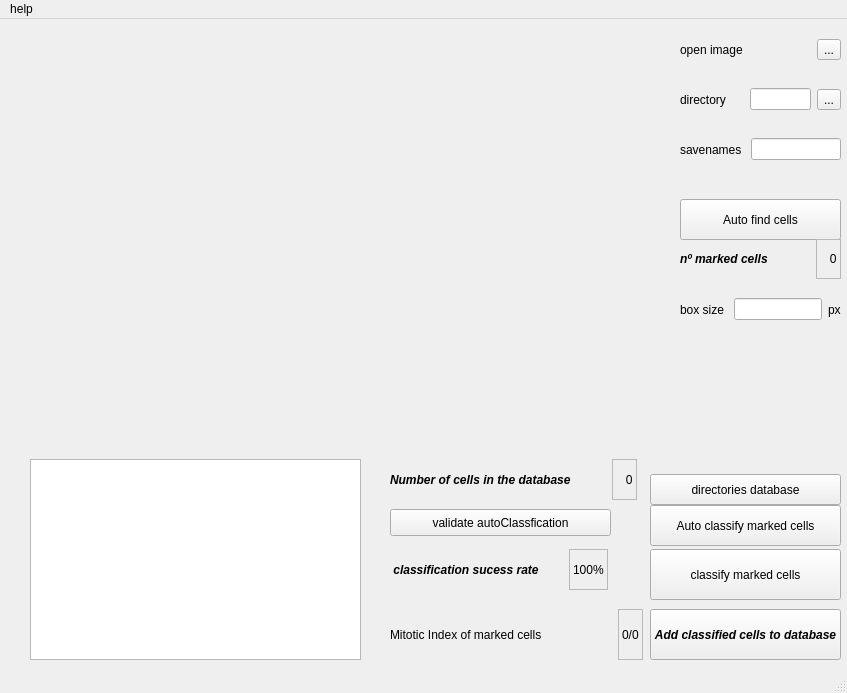
The window that dev python code/bycells.ui (sanchestm/mitotic-index-calc) describes before a commit, drawn with Qt 5.
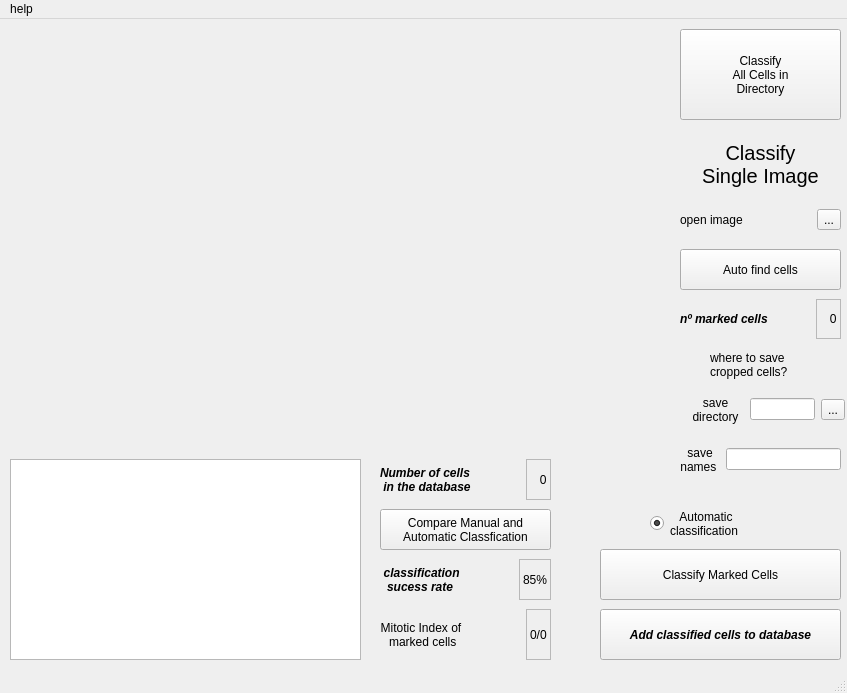
The same window after the commit. Icons and pictures are not drawn.

What changed in the file:
```diff
--- a/dev python code/bycells.ui
+++ b/dev python code/bycells.ui
@@ -39,21 +39,21 @@
    <widget class="QPushButton" name="Classify">
     <property name="geometry">
      <rect>
-      <x>650</x>
+      <x>600</x>
       <y>530</y>
-      <width>191</width>
+      <width>241</width>
       <height>51</height>
      </rect>
     </property>
     <property name="text">
-     <string>classify marked cells</string>
+     <string>Classify Marked Cells</string>
     </property>
    </widget>
    <widget class="QWidget" name="horizontalLayoutWidget_4">
     <property name="geometry">
      <rect>
       <x>680</x>
-      <y>10</y>
+      <y>180</y>
       <width>161</width>
       <height>41</height>
      </rect>
@@ -79,7 +79,7 @@
     <property name="geometry">
      <rect>
       <x>680</x>
-      <y>180</y>
+      <y>230</y>
       <width>161</width>
       <height>41</height>
      </rect>
@@ -91,9 +91,9 @@
    <widget class="QWidget" name="horizontalLayoutWidget">
     <property name="geometry">
      <rect>
-      <x>390</x>
+      <x>380</x>
       <y>590</y>
-      <width>253</width>
+      <width>171</width>
       <height>51</height>
      </rect>
     </property>
@@ -101,7 +101,11 @@
      <item>
       <widget class="QLabel" name="label">
        <property name="text">
-        <string>Mitotic Index of marked cells</string>
+        <string>Mitotic Index of
+ marked cells</string>
+       </property>
+       <property name="alignment">
+        <set>Qt::AlignCenter</set>
        </property>
       </widget>
      </item>
@@ -133,9 +137,9 @@
    <widget class="QPushButton" name="AddClassified">
     <property name="geometry">
      <rect>
-      <x>650</x>
+      <x>600</x>
       <y>590</y>
-      <width>191</width>
+      <width>241</width>
       <height>51</height>
      </rect>
     </property>
@@ -154,9 +158,9 @@
    <widget class="QWidget" name="horizontalLayoutWidget_2">
     <property name="geometry">
      <rect>
-      <x>390</x>
+      <x>380</x>
       <y>440</y>
-      <width>247</width>
+      <width>171</width>
       <height>41</height>
      </rect>
     </property>
@@ -172,7 +176,8 @@
         </font>
        </property>
        <property name="text">
-        <string>Number of cells in the database</string>
+        <string>Number of cells
+ in the database</string>
        </property>
       </widget>
      </item>
@@ -204,22 +209,23 @@
    <widget class="QPushButton" name="validatebutton">
     <property name="geometry">
      <rect>
-      <x>390</x>
+      <x>380</x>
       <y>490</y>
-      <width>221</width>
-      <height>27</height>
+      <width>171</width>
+      <height>41</height>
      </rect>
     </property>
     <property name="text">
-     <string>validate autoClassfication</string>
+     <string>Compare Manual and 
+Automatic Classfication</string>
     </property>
    </widget>
    <widget class="QWidget" name="horizontalLayoutWidget_3">
     <property name="geometry">
      <rect>
-      <x>390</x>
-      <y>530</y>
-      <width>218</width>
+      <x>380</x>
+      <y>540</y>
+      <width>171</width>
       <height>41</height>
      </rect>
     </property>
@@ -235,7 +241,11 @@
         </font>
        </property>
        <property name="text">
-        <string> classification sucess rate</string>
+        <string> classification
+sucess rate</string>
+       </property>
+       <property name="alignment">
+        <set>Qt::AlignCenter</set>
        </property>
       </widget>
      </item>
@@ -258,36 +268,7 @@
         <enum>QFrame::StyledPanel</enum>
        </property>
        <property name="text">
-        <string>100%</string>
-       </property>
-      </widget>
-     </item>
-    </layout>
-   </widget>
-   <widget class="QWidget" name="horizontalLayoutWidget_5">
-    <property name="geometry">
-     <rect>
-      <x>680</x>
-      <y>270</y>
-      <width>161</width>
-      <height>41</height>
-     </rect>
-    </property>
-    <layout class="QHBoxLayout" name="horizontalLayout_9">
-     <item>
-      <widget class="QLabel" name="label_12">
-       <property name="text">
-        <string>box size </string>
-       </property>
-      </widget>
-     </item>
-     <item>
-      <widget class="QLineEdit" name="Boxsize"/>
-     </item>
-     <item>
-      <widget class="QLabel" name="label_13">
-       <property name="text">
-        <string>px</string>
+        <string>85%</string>
        </property>
       </widget>
      </item>
@@ -316,7 +297,7 @@
     <property name="geometry">
      <rect>
       <x>680</x>
-      <y>220</y>
+      <y>280</y>
       <width>161</width>
       <height>40</height>
      </rect>
@@ -365,15 +346,18 @@
    <widget class="QWidget" name="gridLayoutWidget">
     <property name="geometry">
      <rect>
-      <x>30</x>
+      <x>10</x>
       <y>440</y>
-      <width>331</width>
+      <width>351</width>
       <height>201</height>
      </rect>
     </property>
     <layout class="QGridLayout" name="layout">
      <item row="0" column="0">
       <widget class="QTableWidget" name="table">
+       <attribute name="horizontalHeaderStretchLastSection">
+        <bool>true</bool>
+       </attribute>
        <attribute name="verticalHeaderVisible">
         <bool>false</bool>
        </attribute>
@@ -388,7 +372,7 @@
     <property name="geometry">
      <rect>
       <x>680</x>
-      <y>110</y>
+      <y>420</y>
       <width>161</width>
       <height>41</height>
      </rect>
@@ -397,7 +381,11 @@
      <item>
       <widget class="QLabel" name="label_14">
        <property name="text">
-        <string>savenames </string>
+        <string>save
+names </string>
+       </property>
+       <property name="alignment">
+        <set>Qt::AlignCenter</set>
        </property>
       </widget>
      </item>
@@ -406,33 +394,30 @@
      </item>
     </layout>
    </widget>
-   <widget class="QPushButton" name="autoClassButton">
-    <property name="geometry">
-     <rect>
-      <x>650</x>
-      <y>486</y>
-      <width>191</width>
-      <height>41</height>
-     </rect>
-    </property>
-    <property name="text">
-     <string>Auto classify marked cells</string>
-    </property>
-   </widget>
    <widget class="QWidget" name="horizontalLayoutWidget_10">
     <property name="geometry">
      <rect>
       <x>680</x>
-      <y>60</y>
-      <width>101</width>
+      <y>370</y>
+      <width>71</width>
       <height>41</height>
      </rect>
     </property>
     <layout class="QHBoxLayout" name="horizontalLayout_10">
      <item>
       <widget class="QLabel" name="label_3">
+       <property name="autoFillBackground">
+        <bool>false</bool>
+       </property>
+       <property name="frameShape">
+        <enum>QFrame::NoFrame</enum>
+       </property>
        <property name="text">
-        <string>directory</string>
+        <string>save
+directory</string>
+       </property>
+       <property name="alignment">
+        <set>Qt::AlignCenter</set>
        </property>
       </widget>
      </item>
@@ -442,8 +427,8 @@
     <property name="geometry">
      <rect>
       <x>750</x>
-      <y>60</y>
-      <width>91</width>
+      <y>370</y>
+      <width>95</width>
       <height>41</height>
      </rect>
     </property>
@@ -463,14 +448,72 @@
    <widget class="QPushButton" name="dirWindow">
     <property name="geometry">
      <rect>
+      <x>680</x>
+      <y>10</y>
+      <width>161</width>
+      <height>91</height>
+     </rect>
+    </property>
+    <property name="text">
+     <string>Classify
+All Cells in
+Directory</string>
+    </property>
+   </widget>
+   <widget class="QRadioButton" name="radioButton">
+    <property name="geometry">
+     <rect>
       <x>650</x>
-      <y>455</y>
-      <width>191</width>
+      <y>490</y>
+      <width>131</width>
+      <height>29</height>
+     </rect>
+    </property>
+    <property name="layoutDirection">
+     <enum>Qt::LeftToRight</enum>
+    </property>
+    <property name="text">
+     <string>   Automatic
+classification</string>
+    </property>
+    <property name="checked">
+     <bool>true</bool>
+    </property>
+   </widget>
+   <widget class="QLabel" name="label_2">
+    <property name="geometry">
+     <rect>
+      <x>680</x>
+      <y>120</y>
+      <width>161</width>
+      <height>51</height>
+     </rect>
+    </property>
+    <property name="font">
+     <font>
+      <pointsize>15</pointsize>
+     </font>
+    </property>
+    <property name="text">
+     <string>Classify
+Single Image</string>
+    </property>
+    <property name="alignment">
+     <set>Qt::AlignCenter</set>
+    </property>
+   </widget>
+   <widget class="QLabel" name="label_7">
+    <property name="geometry">
+     <rect>
+      <x>710</x>
+      <y>330</y>
+      <width>101</width>
       <height>31</height>
      </rect>
     </property>
     <property name="text">
-     <string>directories database</string>
+     <string>where to save
+cropped cells?</string>
     </property>
    </widget>
   </widget>
```
Left out of the diff: 2 changed lines with no effect on the pictures.
